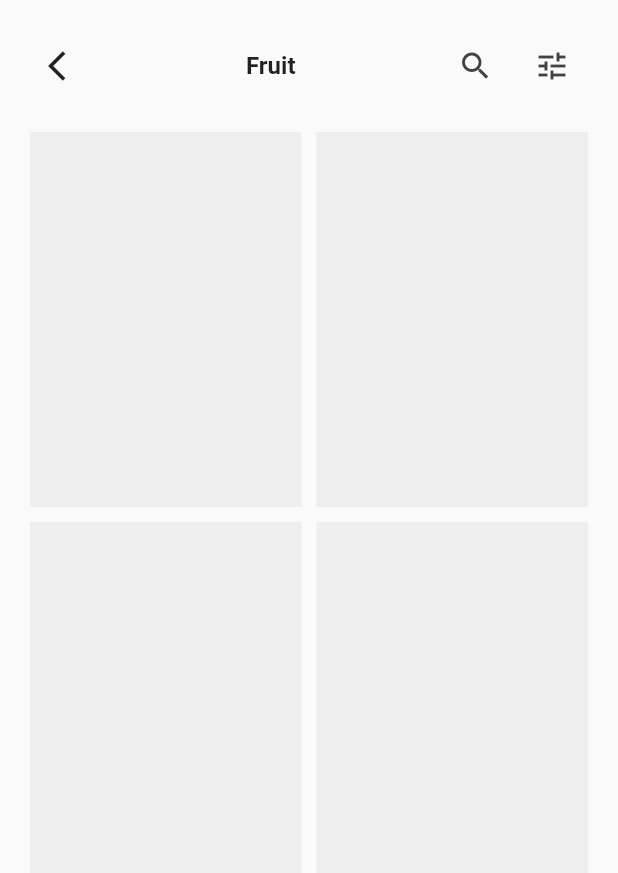
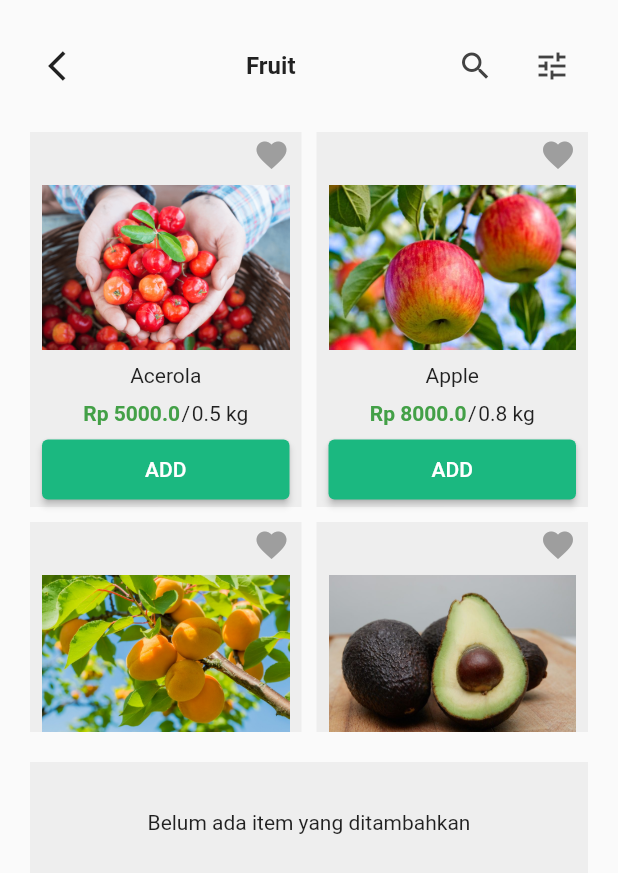
Before and after one commit to jmiryas/vegetable_market_app, a Flutter app: the screen it shows after launch, after a tap on "Fruit", on a phone screen of 412 x 824 dp. Shown: the top 873 px of the screen. Run offline on Flutter 3.47's test engine with Material 2 defaults, Android fonts, the phone set to English and light mode, and no system bars; our stand-ins replace bottom_navy_bar, visibility_detector.

Commit message:
Add icon details screen

```diff
--- a/lib/screens/icon_category_details_screen.dart
+++ b/lib/screens/icon_category_details_screen.dart
@@ -1,5 +1,6 @@
 import 'package:flutter/material.dart';
 
+import '../models/item_model.dart';
 import '../models/icon_category_model.dart';
 
 class IconCategoryDetailsScreen extends StatelessWidget {
@@ -57,7 +58,7 @@ class IconCategoryDetailsScreen extends StatelessWidget {
             ),
             const SizedBox(height: 20.0),
             SizedBox(
-              height: 600.0,
+              height: 400.0,
               child: GridView.builder(
                   gridDelegate: const SliverGridDelegateWithFixedCrossAxisCount(
                     crossAxisCount: 2,
@@ -67,11 +68,125 @@ class IconCategoryDetailsScreen extends StatelessWidget {
                   ),
                   itemCount: iconCategory.items.length,
                   itemBuilder: (context, index) {
+                    final ItemModel item = iconCategory.items[index];
+
                     return Container(
                       color: Colors.grey.shade200,
+                      child: Padding(
+                        padding: const EdgeInsets.symmetric(
+                          horizontal: 8.0,
+                        ),
+                        child: Column(
+                          children: [
+                            SizedBox(
+                              width: double.infinity,
+                              height: 30.0,
+                              child: Align(
+                                alignment: Alignment.centerRight,
+                                child: Icon(
+                                  Icons.favorite,
+                                  color: Colors.grey.shade500,
+                                ),
+                              ),
+                            ),
+                            const SizedBox(
+                              height: 5.0,
+                            ),
+                            Container(
+                              width: double.infinity,
+                              height: 110.0,
+                              decoration: BoxDecoration(
+                                image: DecorationImage(
+                                  fit: BoxFit.cover,
+                                  image: AssetImage(
+                                    item.image,
+                                  ),
+                                ),
+                              ),
+                            ),
+                            const SizedBox(
+                              height: 5.0,
+                            ),
+                            SizedBox(
+                              width: double.infinity,
+                              height: 25.0,
+                              child: Center(
+                                child: Text(
+                                  item.title,
+                                  textAlign: TextAlign.center,
+                                  maxLines: 1,
+                                  overflow: TextOverflow.ellipsis,
+                                ),
+                              ),
+                            ),
+                            SizedBox(
+                              width: double.infinity,
+                              height: 25.0,
+                              child: Row(
+                                mainAxisAlignment: MainAxisAlignment.center,
+                                crossAxisAlignment: CrossAxisAlignment.center,
+                                children: [
+                                  Text(
+                                    "Rp ${item.price}",
+                                    textAlign: TextAlign.center,
+                                    maxLines: 1,
+                                    overflow: TextOverflow.ellipsis,
+                                    style: TextStyle(
+                                      color: Colors.green.shade600,
+                                      fontWeight: FontWeight.bold,
+                                    ),
+                                  ),
+                                  const SizedBox(
+                                    width: 1.0,
+                                  ),
+                                  const Text(
+                                    "/",
+                                    textAlign: TextAlign.center,
+                                    maxLines: 1,
+                                    overflow: TextOverflow.ellipsis,
+                                  ),
+                                  const SizedBox(
+                                    width: 1.0,
+                                  ),
+                                  Text(
+                                    "${item.weight} kg",
+                                    textAlign: TextAlign.center,
+                                    maxLines: 1,
+                                    overflow: TextOverflow.ellipsis,
+                                  ),
+                                ],
+                              ),
+                            ),
+                            const SizedBox(
+                              height: 5.0,
+                            ),
+                            SizedBox(
+                              width: double.infinity,
+                              height: 40.0,
+                              child: ElevatedButton(
+                                onPressed: () {},
+                                child: const Text("ADD"),
+                                style: ElevatedButton.styleFrom(
+                                  primary: const Color(0xFF1bb880),
+                                ),
+                              ),
+                            ),
+                          ],
+                        ),
+                      ),
                     );
                   }),
-            )
+            ),
+            const SizedBox(height: 20.0),
+            Container(
+              width: double.infinity,
+              height: 80.0,
+              color: Colors.grey.shade200,
+              child: const Center(
+                child: Text("Belum ada item yang ditambahkan"),
+              ),
+            ),
+            const SizedBox(height: 20.0),
           ],
         ),
       ),
```
